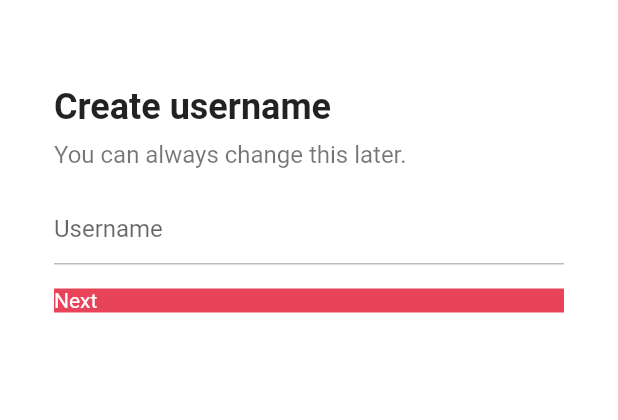
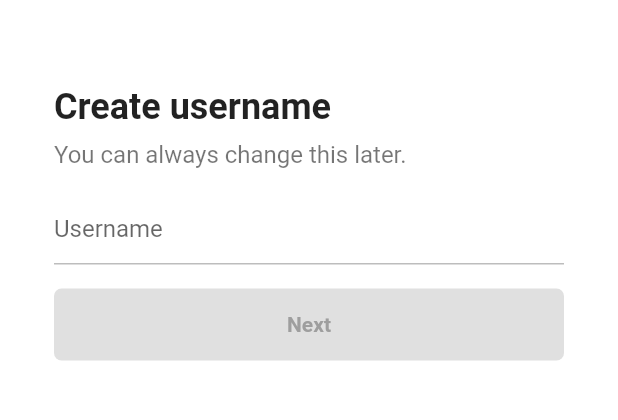
Before and after one commit to kiwiberry0913/tiktok_clone, a Flutter app: the UsernameScreen screen opened directly, on a phone screen of 412 x 824 dp, the part 58-478 px from its top. Run offline on Flutter 3.47's test engine with Material 2 defaults, Android fonts, the phone set to English and light mode, and no system bars; our stand-ins replace font_awesome_flutter.

Commit message:
created form_button, created username_screen

```diff
--- /dev/null
+++ b/lib/features/authentication/widgets/form_button.dart
@@ -0,0 +1,40 @@
+import 'package:flutter/material.dart';
+import 'package:tiktok_clone/constants/sizes.dart';
+
+class FormButton extends StatelessWidget {
+  const FormButton({
+    super.key,
+    required this.disabled,
+  });
+
+  final bool disabled;
+
+  @override
+  Widget build(BuildContext context) {
+    return FractionallySizedBox(
+      widthFactor: 1,
+      child: AnimatedContainer(
+        padding: const EdgeInsets.symmetric(
+          vertical: Sizes.size16,
+        ),
+        decoration: BoxDecoration(
+          borderRadius: BorderRadius.circular(5),
+          color:
+              disabled ? Colors.grey.shade300 : Theme.of(context).primaryColor,
+        ),
+        duration: const Duration(milliseconds: 400),
+        child: AnimatedDefaultTextStyle(
+          duration: const Duration(milliseconds: 400),
+          style: TextStyle(
+            color: disabled ? Colors.grey.shade500 : Colors.white,
+            fontWeight: FontWeight.w600,
+          ),
+          child: const Text(
+            "Next",
+            textAlign: TextAlign.center,
+          ),
+        ),
+      ),
+    );
+  }
+}
--- a/lib/features/authentication/widgets/username_screen.dart
+++ b/lib/features/authentication/widgets/username_screen.dart
@@ -2,8 +2,36 @@ import 'package:flutter/material.dart';
 import 'package:tiktok_clone/constants/gaps.dart';
 import 'package:tiktok_clone/constants/sizes.dart';
 
-class UsernameScreen extends StatelessWidget {
+import 'form_button.dart';
+
+class UsernameScreen extends StatefulWidget {
   const UsernameScreen({super.key});
+
+  @override
+  State<UsernameScreen> createState() => _UsernameScreenState();
+}
+
+class _UsernameScreenState extends State<UsernameScreen> {
+  final TextEditingController _usernameController = TextEditingController();
+
+  String _username = "";
+
+  @override
+  void initState() {
+    super.initState();
+
+    _usernameController.addListener(() {
+      setState(() {
+        _username = _usernameController.text;
+      });
+    });
+  }
+
+  @override
+  void dispose() {
+    _usernameController.dispose();
+    super.dispose();
+  }
 
   @override
   Widget build(BuildContext context) {
@@ -37,6 +65,7 @@ class UsernameScreen extends StatelessWidget {
             ),
             Gaps.v16,
             TextField(
+              controller: _usernameController,
               decoration: InputDecoration(
                 hintText: "Username",
                 enabledBorder: UnderlineInputBorder(
@@ -49,18 +78,7 @@ class UsernameScreen extends StatelessWidget {
               cursorColor: Theme.of(context).primaryColor,
             ),
             Gaps.v16,
-            FractionallySizedBox(
-              widthFactor: 1,
-              child: Container(
-                decoration: BoxDecoration(
-                  color: Theme.of(context).primaryColor,
-                ),
-                child: const Text(
-                  "Next",
-                  style: TextStyle(color: Colors.white),
-                ),
-              ),
-            )
+            FormButton(disabled: _username.isEmpty)
           ],
         ),
       ),
```
Also changed, not shown: lib/features/authentication/widgets/email_screen.dart (+79 -0 lines).
